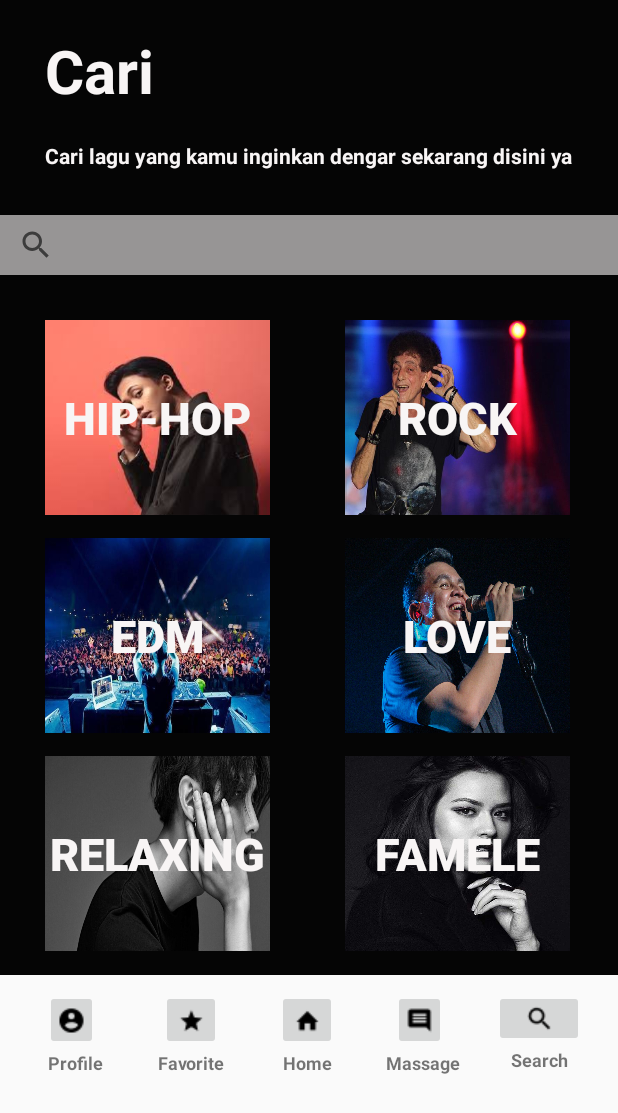
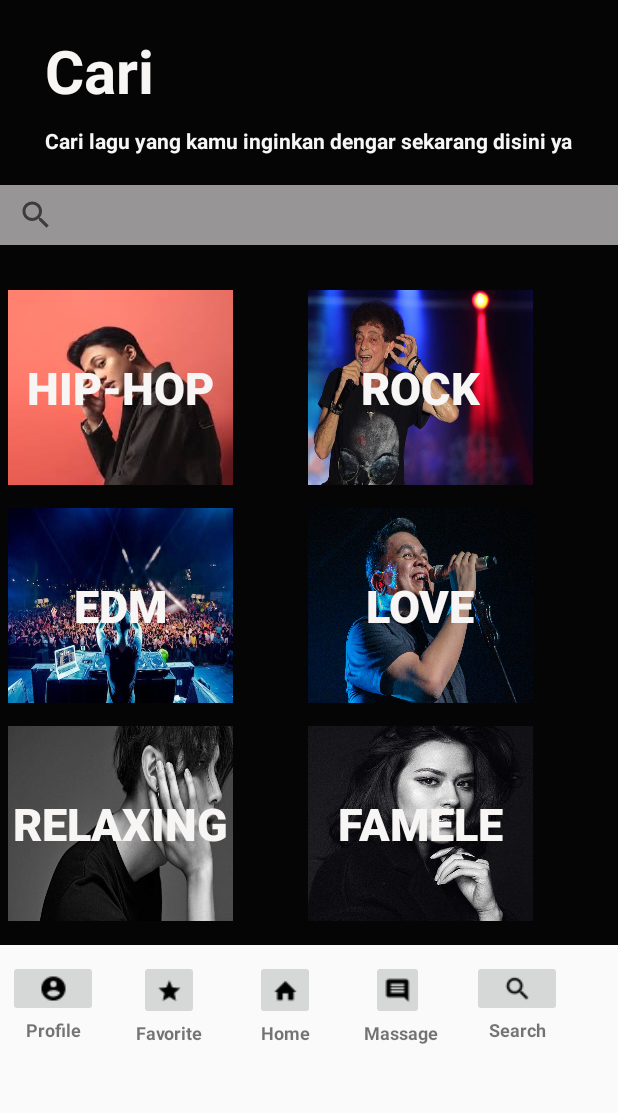
Before and after one commit to farahfitriavidaa/tubesandroid, an Android app: the layout cari.xml on its own in the app's theme, with its tools: preview values and no code run, on a phone screen of 412 x 824 dp. Shown: the top 1113 px of the screen. Run offline under Robolectric (Android 15) with nearby library versions, the phone set to English and light mode, and no system bars.

```diff
--- a/app/src/main/AndroidManifest.xml
+++ b/app/src/main/AndroidManifest.xml
@@ -15,6 +15,7 @@
         <activity android:name=".Registrasi"></activity>
         <activity android:name=".Play"></activity>
         <activity android:name=".Edit"></activity>
+        <activity android:name=".Cari"></activity>
         <activity android:name=".MainActivity">
             <intent-filter>
                 <action android:name="android.intent.action.MAIN" />
--- a/app/src/main/res/layout/cari.xml
+++ b/app/src/main/res/layout/cari.xml
@@ -13,7 +13,7 @@
 
         <LinearLayout
             android:layout_width="match_parent"
-            android:layout_height="650dp"
+            android:layout_height="630dp"
             android:background="@color/colorBlack"
             android:orientation="vertical">
 
@@ -30,7 +30,7 @@
 
             <Space
                 android:layout_width="match_parent"
-                android:layout_height="20dp" />
+                android:layout_height="10dp" />
 
             <TextView
                 android:id="@+id/text2"
@@ -44,7 +44,7 @@
 
             <Space
                 android:layout_width="match_parent"
-                android:layout_height="30dp" />
+                android:layout_height="20dp" />
 
             <SearchView
                 android:layout_width="match_parent"
@@ -69,7 +69,7 @@
                     <LinearLayout
                         android:layout_width="150dp"
                         android:layout_height="130dp"
-                        android:layout_marginLeft="30dp"
+                        android:layout_marginLeft="5dp"
                         android:orientation="vertical">
 
                         <Button
@@ -116,7 +116,7 @@
                     <LinearLayout
                         android:layout_width="150dp"
                         android:layout_height="130dp"
-                        android:layout_marginLeft="30dp"
+                        android:layout_marginLeft="5dp"
                         android:orientation="vertical">
 
                         <Button
@@ -164,7 +164,7 @@
                     <LinearLayout
                         android:layout_width="150dp"
                         android:layout_height="130dp"
-                        android:layout_marginLeft="30dp"
+                        android:layout_marginLeft="5dp"
                         android:orientation="vertical">
 
                         <Button
@@ -215,7 +215,7 @@
             <LinearLayout
                 android:layout_width="match_parent"
                 android:layout_height="match_parent"
-                android:layout_marginLeft="20dp"
+                android:layout_marginLeft="5dp"
                 android:orientation="vertical">
 
                 <LinearLayout
@@ -229,10 +229,9 @@
                         android:orientation="vertical">
 
                         <ImageButton
-                            android:id="@+id/imageButton1"
-                            android:layout_width="35dp"
-                            android:layout_height="40dp"
-                            android:layout_marginLeft="10dp"
+                            android:id="@+id/imageButton11"
+                            android:layout_width="match_parent"
+                            android:layout_height="wrap_content"
                             app:srcCompat="@drawable/baseline_account_circle_black_18dp" />
 
                         <TextView
```
Also changed, not shown: app/src/main/res/layout/activity_main.xml (+24 -11 lines), app/src/main/res/layout/edit.xml (+38 -45 lines), app/src/main/res/layout/loggin.xml (+10 -0 lines).
